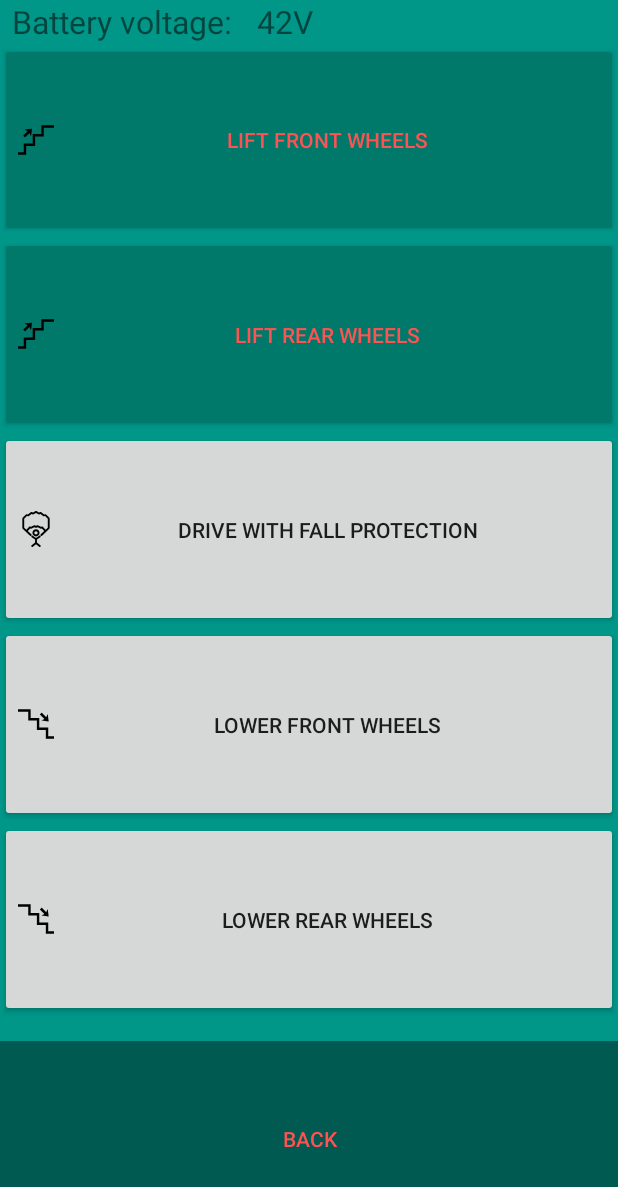
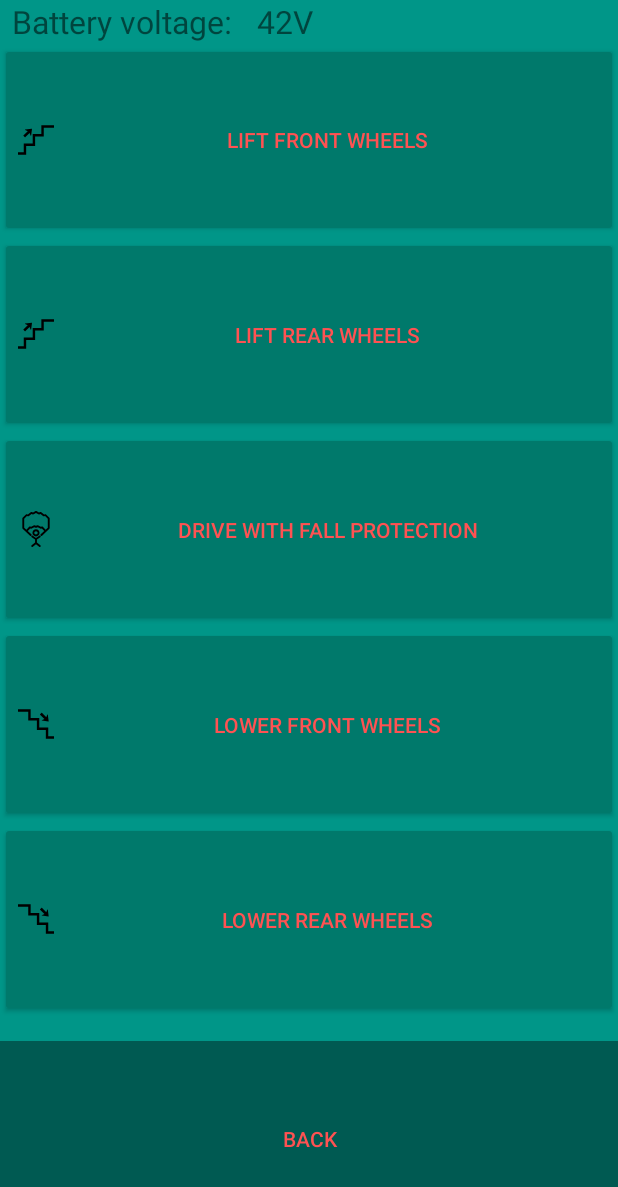
Before and after one commit to AZOM/cybathlon, an Android app: the screen it shows after launch (MainActivity), after a tap on "STAIRS", on a phone screen of 412 x 824 dp. Shown: the top 1187 px of the screen. Run offline under Robolectric (Android 15) with nearby library versions, the phone set to English and light mode, and no system bars; libraries missing offline, so code that uses them is left out: com.felhr.usbserial.

Commit message:
UI improvements

```diff
--- a/ZEDControl/app/src/main/java/ch/hsr/zedcontrol/StairsControlsFragment.java
+++ b/ZEDControl/app/src/main/java/ch/hsr/zedcontrol/StairsControlsFragment.java
@@ -74,7 +74,7 @@ public class StairsControlsFragment extends Fragment {
         button.setOnClickListener(new View.OnClickListener() {
             @Override
             public void onClick(View v) {
-                Log.i(TAG, "Requesting mode:DRIVE_FALL_PROTECTION");
+                Log.i(TAG, "Requesting mode: DRIVE_FALL_PROTECTION");
                 _connectionManager.requestMode(RoboRIOModes.DRIVE_FALL_PROTECTION);
             }
         });
@@ -98,7 +98,7 @@ public class StairsControlsFragment extends Fragment {
         button.setOnClickListener(new View.OnClickListener() {
             @Override
             public void onClick(View v) {
-                Log.i(TAG, "Requesting mode:LOWER_REAR_WHEELS");
+                Log.i(TAG, "Requesting mode: LOWER_REAR_WHEELS");
                 _connectionManager.requestMode(RoboRIOModes.LOWER_REAR_WHEELS);
             }
         });
--- a/ZEDControl/app/src/main/res/drawable/stairs.xml
+++ b/ZEDControl/app/src/main/res/drawable/stairs.xml
@@ -1,6 +1,6 @@
 <vector xmlns:android="http://schemas.android.com/apk/res/android"
-    android:width="24dp"
-    android:height="24dp"
+    android:width="72dp"
+    android:height="72dp"
     android:viewportHeight="492.491"
     android:viewportWidth="492.491">
     <path
--- a/ZEDControl/app/src/main/res/layout/fragment_main.xml
+++ b/ZEDControl/app/src/main/res/layout/fragment_main.xml
@@ -24,7 +24,7 @@
         android:layout_height="0dp"
         android:layout_weight="2"
         android:drawableStart="@drawable/stairs"
-        android:text="@string/button_driving_stairs"
+        android:text="@string/button_stairs_modes"
         android:textSize="42sp"/>
 
     <Button
--- a/ZEDControl/app/src/main/res/layout/fragment_stairs_control.xml
+++ b/ZEDControl/app/src/main/res/layout/fragment_stairs_control.xml
@@ -30,8 +30,8 @@
         android:layout_height="0dp"
         android:layout_weight="1"
         android:drawableStart="@drawable/fall_protection"
-        android:text="@string/button_safe_driving"/>
-
+        android:text="@string/button_safe_driving"
+        android:theme="@style/AppTheme.Button"/>
 
     <Button
         android:id="@+id/button_lower_front_wheels"
@@ -39,7 +39,8 @@
         android:layout_height="0dp"
         android:layout_weight="1"
         android:drawableStart="@drawable/stairs_down"
-        android:text="@string/button_lower_front_wheels"/>
+        android:text="@string/button_lower_front_wheels"
+        android:theme="@style/AppTheme.Button"/>
 
     <Button
         android:id="@+id/button_lower_rear_wheel"
@@ -47,7 +48,8 @@
         android:layout_height="0dp"
         android:layout_weight="1"
         android:drawableStart="@drawable/stairs_down"
-        android:text="@string/button_lower_rear_wheels"/>
+        android:text="@string/button_lower_rear_wheels"
+        android:theme="@style/AppTheme.Button"/>
 
     <LinearLayout
         android:id="@+id/layout_controls_bottom"
--- a/ZEDControl/app/src/main/res/values/strings.xml
+++ b/ZEDControl/app/src/main/res/values/strings.xml
@@ -1,24 +1,32 @@
 <resources>
+    <!-- MainActivity -->
     <string name="app_name">ZEDControl</string>
+    <string name="label_battery_voltage">Battery voltage:</string>
 
+    <!-- MainFragment -->
     <string name="button_power_on">Power ON</string>
     <string name="button_power_off">Power OFF</string>
+    <string name="button_stairs_modes">Stairs</string>
+    <string name="button_free_driving">Free driving</string>
+    <string name="toast_activate_free_driving">Free driving activated</string>
+
+    <!-- StairsControlsFragment -->
     <string name="button_lift_front_wheels">Lift front wheels</string>
     <string name="button_lift_rear_wheels">Lift rear wheels</string>
     <string name="button_safe_driving">Drive with fall protection</string>
     <string name="button_lower_front_wheels">Lower front wheels</string>
     <string name="button_lower_rear_wheels">Lower rear wheels</string>
-    <string name="button_free_driving">Free driving</string>
-    <string name="toast_activate_free_driving">Activated free driving</string>
-    <string name="button_driving_stairs">Stairs</string>
+
+    <!-- Error messages -->
+    <string name="error_permission_not_granted">Permission for USB device not granted.</string>
+    <string name="error_no_usb_connection">Could not establish connection to UsbDevice.</string>
+    <string name="error_create_serialport">Could not create UsbSerialDevice.</string>
+    <string name="error_open_serialport">Serial port could not be opened.</string>
+
+    <!-- common -->
+    <string name="back">back</string>
     <string name="error">Error</string>
     <string name="connected">Connected</string>
     <string name="device_attached">Device attached</string>
     <string name="device_detached">Device detached</string>
-    <string name="back">back</string>
-    <string name="label_battery_voltage">Battery voltage:</string>
-    <string name="error_permission_not_granted">Permission for USB device not granted.</string>
-    <string name="error_no_usb_connection">Could not establish connection to UsbDevice.</string>
-    <string name="error_create_serialport">Could not create UsbSerialDevice.</string>
-    <string name="error_open_serialport">Serial port could not be opened.</string>
 </resources>
```
Also changed, not shown: 1 other file.
